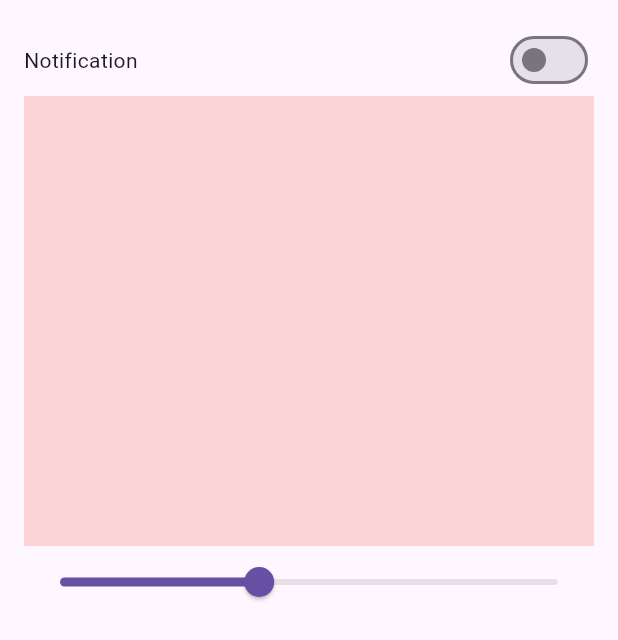
After one commit to umairliaqat33/bloc_examples, a Flutter app: the SwitchScreen screen opened directly, on a phone screen of 412 x 824 dp. The commit adds this screen. Shown: the top 640 px of the screen. Run offline on Flutter 3.47's test engine with Material 3 defaults, Android fonts, the phone set to English and light mode, and no system bars; our stand-ins replace bloc, equatable, flutter_bloc.

Commit message:
working on switch with bloc

```diff
--- /dev/null
+++ b/lib/blocs/switch_bloc/switch_bloc.dart
@@ -0,0 +1,18 @@
+import 'package:bloc/bloc.dart';
+import 'package:equatable/equatable.dart';
+
+part 'switch_event.dart';
+part 'switch_state.dart';
+
+class SwitchBloc extends Bloc<SwitchEvent, SwitchState> {
+  SwitchBloc() : super(SwitchInitial()) {
+    on<EnableOrDisableNotification>(_switchEnableOrDisable);
+  }
+  void _switchEnableOrDisable(SwitchEvent event, Emitter<SwitchState> emit) {
+    emit(
+      state.copyWith(
+        switchValue: !state.switchValue,
+      ),
+    );
+  }
+}
--- /dev/null
+++ b/lib/blocs/switch_bloc/switch_event.dart
@@ -0,0 +1,10 @@
+part of 'switch_bloc.dart';
+
+sealed class SwitchEvent extends Equatable {
+  const SwitchEvent();
+
+  @override
+  List<Object> get props => [];
+}
+
+class EnableOrDisableNotification extends SwitchEvent {}
--- /dev/null
+++ b/lib/blocs/switch_bloc/switch_state.dart
@@ -0,0 +1,21 @@
+part of 'switch_bloc.dart';
+
+// ignore: must_be_immutable
+class SwitchState extends Equatable {
+  bool switchValue;
+  SwitchState({
+    this.switchValue = false,
+  });
+
+  SwitchState copyWith({bool? switchValue}) {
+    return SwitchState(
+      switchValue: switchValue ?? this.switchValue,
+    );
+  }
+
+  @override
+  List<Object> get props => [switchValue];
+}
+
+// ignore: must_be_immutable
+final class SwitchInitial extends SwitchState {}
--- /dev/null
+++ b/lib/screens/switch_screen.dart
@@ -0,0 +1,49 @@
+import 'package:bloc_examples/blocs/switch_bloc/switch_bloc.dart';
+import 'package:flutter/material.dart';
+import 'package:flutter_bloc/flutter_bloc.dart';
+
+class SwitchScreen extends StatelessWidget {
+  const SwitchScreen({super.key});
+
+  @override
+  Widget build(BuildContext context) {
+    return Scaffold(
+      body: Padding(
+        padding: const EdgeInsets.all(16),
+        child: Column(
+          children: [
+            Row(
+              mainAxisAlignment: MainAxisAlignment.spaceBetween,
+              children: [
+                const Text(
+                  "Notification",
+                ),
+                BlocBuilder<SwitchBloc, SwitchState>(
+                  builder: (context, state) {
+                    return Switch(
+                      value: state.switchValue,
+                      onChanged: (bool? b) {
+                        context.read<SwitchBloc>().add(
+                              EnableOrDisableNotification(),
+                            );
+                      },
+                    );
+                  },
+                ),
+              ],
+            ),
+            Container(
+              height: 300,
+              width: double.infinity,
+              color: Colors.red.withOpacity(0.2),
+            ),
+            Slider(
+              value: 0.4,
+              onChanged: (double value) {},
+            ),
+          ],
+        ),
+      ),
+    );
+  }
+}
```
Also changed, not shown: lib/main.dart (+5 -52 lines), lib/screens/counter_screen.dart (added, +55 -0 lines).
